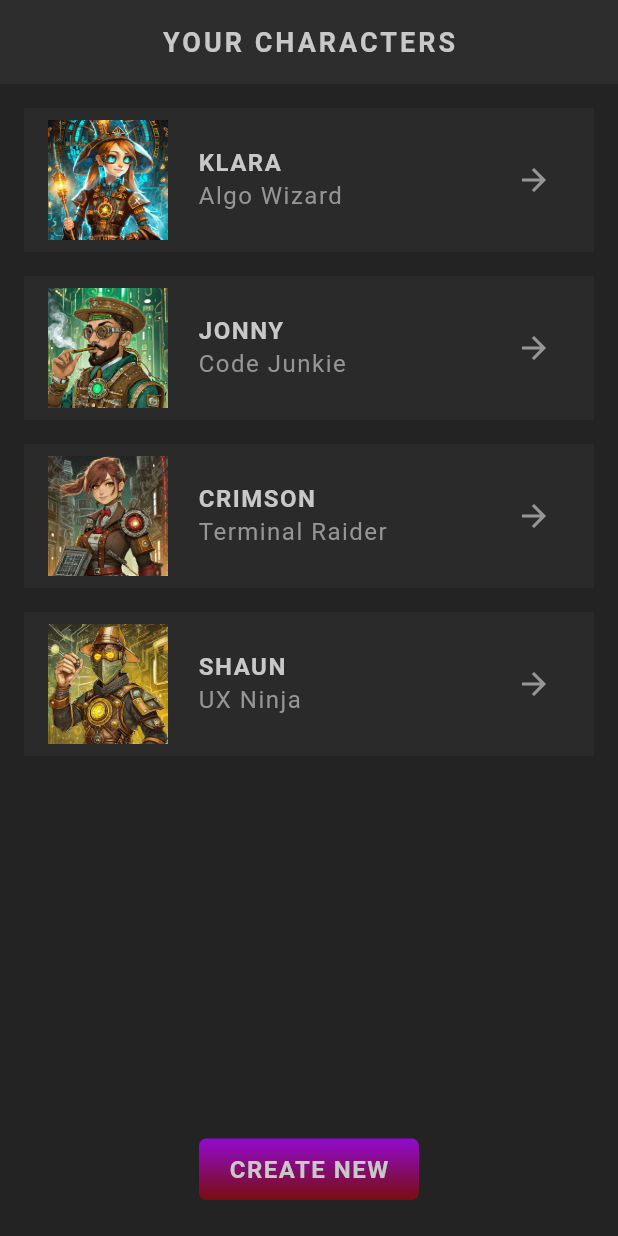
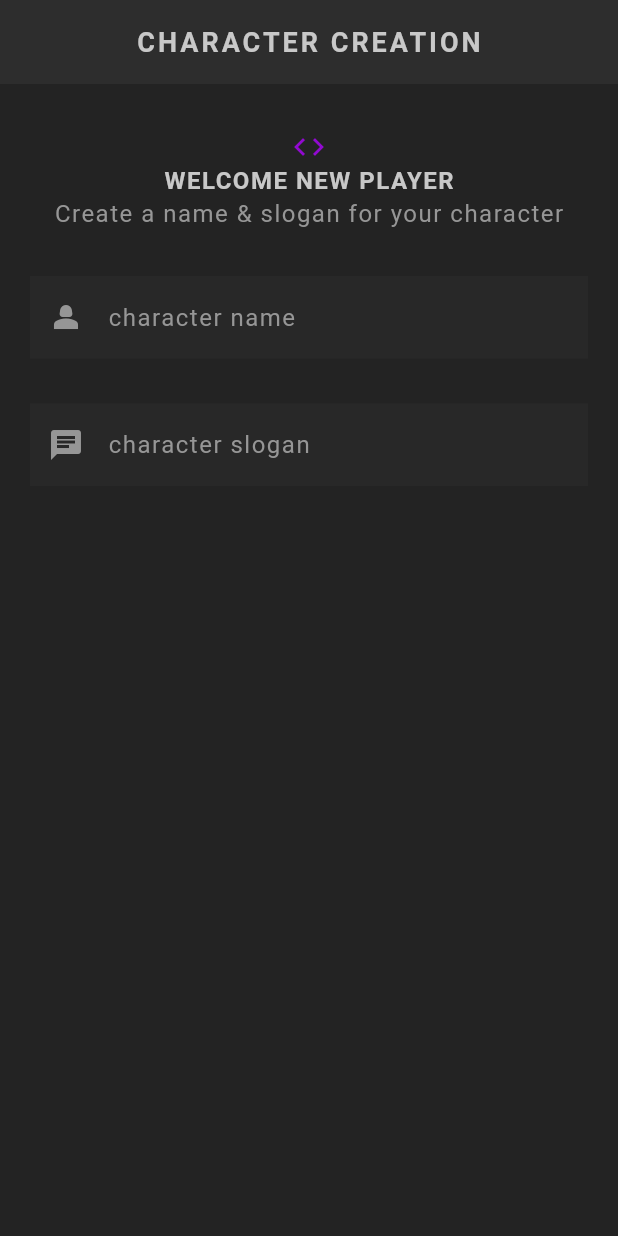
Before and after one commit to prime-infinity/flutter_rpg, a Flutter app: the screen it shows after launch, on a phone screen of 412 x 824 dp. Run offline on Flutter 3.47's test engine with Material 3 defaults, Android fonts, the phone set to English and light mode, and no system bars; our stand-ins replace google_fonts; Roboto replaces fonts that are missing (Kanit).

Commit message:
added input fields and styled them

```diff
--- a/lib/main.dart
+++ b/lib/main.dart
@@ -1,11 +1,12 @@
 import 'package:flutter/material.dart';
+import 'package:flutter_rpg/screens/create/create.dart';
 import 'package:flutter_rpg/screens/home/home.dart';
 import 'package:flutter_rpg/theme.dart';
 
 void main() {
   runApp(MaterialApp(
     theme: primaryTheme,
-    home: const Home(),
+    home: const Create(),
   ));
 }
 
--- /dev/null
+++ b/lib/screens/create/create.dart
@@ -0,0 +1,67 @@
+import 'package:flutter/material.dart';
+import 'package:flutter_rpg/shared/styled_text.dart';
+import 'package:flutter_rpg/theme.dart';
+import 'package:google_fonts/google_fonts.dart';
+
+class Create extends StatefulWidget {
+  const Create({super.key});
+
+  @override
+  State<Create> createState() => _CreateState();
+}
+
+class _CreateState extends State<Create> {
+  @override
+  Widget build(BuildContext context) {
+    return Scaffold(
+      appBar: AppBar(
+        title: const StyledTitle("Character Creation"),
+        centerTitle: true,
+      ),
+      body: Container(
+        padding: const EdgeInsets.symmetric(vertical: 30, horizontal: 20),
+        child: Column(
+          children: [
+            //welcome message
+            Center(
+              child: Icon(
+                Icons.code,
+                color: AppColors.primaryColor,
+              ),
+            ),
+            const Center(
+              child: StyledHeading("Welcome new player"),
+            ),
+            const Center(
+              child: StyledText("Create a name & slogan for your character"),
+            ),
+            const SizedBox(
+              height: 30,
+            ),
+
+            //input for name and slogan
+            TextField(
+              style: GoogleFonts.kanit(
+                  textStyle: Theme.of(context).textTheme.bodyMedium),
+              cursorColor: AppColors.textColor,
+              decoration: const InputDecoration(
+                  prefixIcon: Icon(Icons.person_2),
+                  label: StyledText("character name")),
+            ),
+            const SizedBox(
+              height: 30,
+            ),
+            TextField(
+              style: GoogleFonts.kanit(
+                  textStyle: Theme.of(context).textTheme.bodyMedium),
+              cursorColor: AppColors.textColor,
+              decoration: const InputDecoration(
+                  prefixIcon: Icon(Icons.chat),
+                  label: StyledText("character slogan")),
+            ),
+          ],
+        ),
+      ),
+    );
+  }
+}
--- a/lib/theme.dart
+++ b/lib/theme.dart
@@ -49,4 +49,13 @@ ThemeData primaryTheme = ThemeData(
       shape: const RoundedRectangleBorder(),
       shadowColor: Colors.transparent,
       margin: const EdgeInsets.only(bottom: 16)),
+
+  // input decoration theme
+  inputDecorationTheme: InputDecorationTheme(
+    filled: true,
+    fillColor: AppColors.secondaryColor.withOpacity(0.5),
+    border: InputBorder.none,
+    labelStyle: TextStyle(color: AppColors.textColor),
+    prefixIconColor: AppColors.textColor,
+  ),
 );
```
